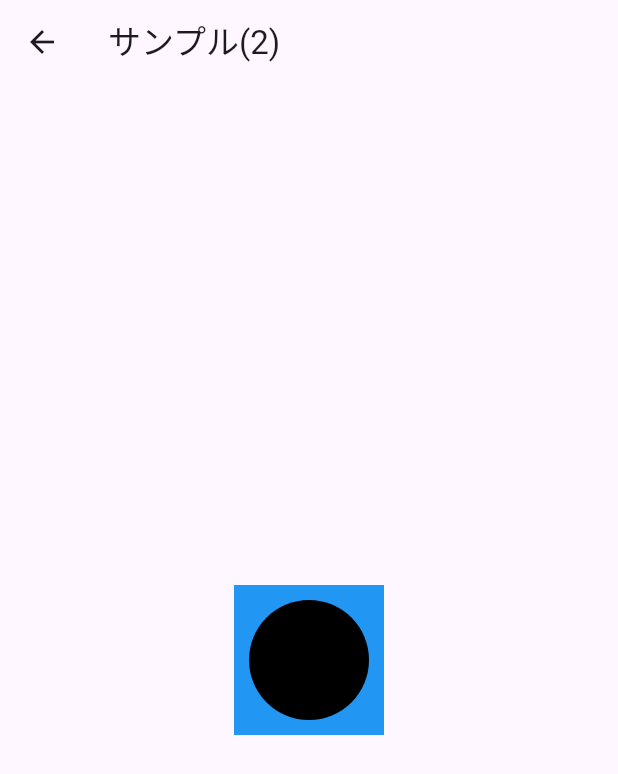
After one commit to SotaAsai/practice_in_flutter, a Flutter app: the screen it shows after launch, after a tap on "Sample2Screen", on a phone screen of 412 x 824 dp. The commit adds this screen. Shown: the top 774 px of the screen. Run offline on Flutter 3.47's test engine with Material 3 defaults, Android fonts, the phone set to English and light mode, and no system bars; our stand-ins replace go_router.

Commit message:
Sample2の画面

```diff
--- a/codezine_canvas/lib/main.dart
+++ b/codezine_canvas/lib/main.dart
@@ -1,4 +1,5 @@
 import 'package:codezine_canvas/sample1_screen.dart';
+import 'package:codezine_canvas/sample2_screen.dart';
 import 'package:flutter/cupertino.dart';
 import 'package:flutter/material.dart';
 
@@ -42,6 +43,18 @@ class InitialScreen extends StatelessWidget {
             },
             child: const Text('Sample1Screen'),
           ),
+          const SizedBox(height: 20),
+          ElevatedButton(
+            onPressed: () {
+              Navigator.push(
+                context,
+                MaterialPageRoute(
+                  builder: (context) => const Sample2Screen(),
+                ),
+              );
+            },
+            child: const Text('Sample2Screen'),
+          ),
         ],
       ),
     );
--- /dev/null
+++ b/codezine_canvas/lib/sample2_screen.dart
@@ -0,0 +1,52 @@
+import 'package:flutter/material.dart';
+
+class Sample2Screen extends StatefulWidget {
+  const Sample2Screen({super.key});
+
+  @override
+  State createState() {
+    return _Sample2Screen();
+  }
+}
+
+class _Sample2Screen extends State<Sample2Screen> {
+  @override
+  Widget build(BuildContext context) {
+    return Scaffold(
+      appBar: AppBar(title: const Text("サンプル(2)")),
+      body: SizedBox(
+        width: double.infinity,
+        height: double.infinity,
+        child: CustomPaint(
+          painter: RectPainter(),
+        ),
+      ),
+    );
+  }
+}
+
+class RectPainter extends CustomPainter {
+  @override
+  void paint(Canvas canvas, Size size) {
+    // サイズの値は画面サイズ
+    print("size is {$size}");
+
+    Paint paint1 = Paint()..color = Colors.blue;
+
+    // 0,0を画面の真ん中に移動する
+    canvas.translate(size.width / 2, size.height / 2);
+
+    Rect rect =
+        Rect.fromCenter(center: Offset.zero, width: 100.0, height: 100.0);
+    canvas.drawRect(rect, paint1);
+
+    Paint paint2 = Paint()..color = Colors.black;
+
+    canvas.drawCircle(Offset.zero, 40, paint2);
+  }
+
+  @override
+  bool shouldRepaint(covariant CustomPainter oldDelegate) {
+    return false;
+  }
+}
```
